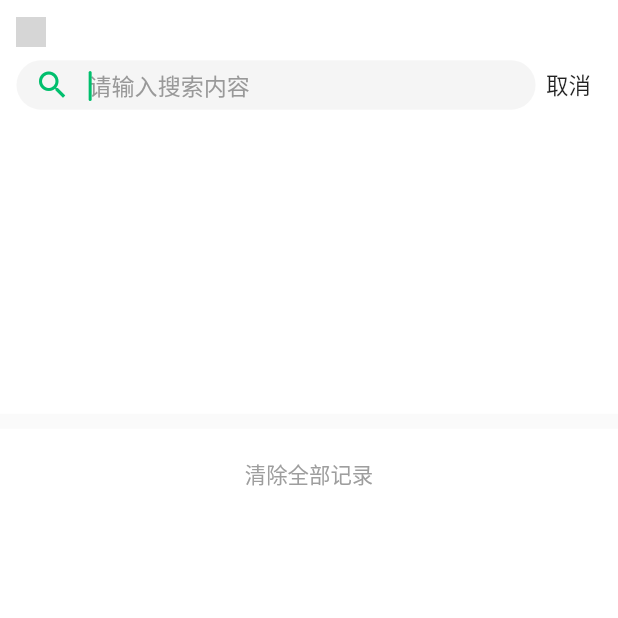
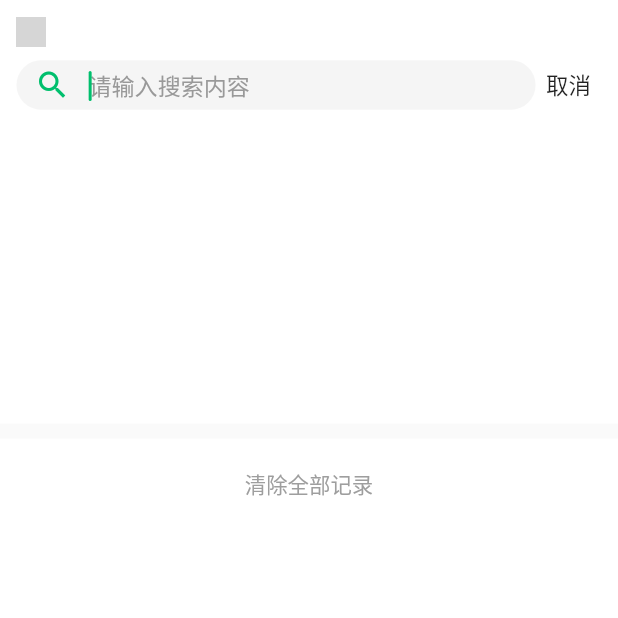
Before and after one commit to www-chao-fun/chaofun-app, a Flutter app: the SearchPage screen opened directly with empty values, on a phone screen of 412 x 824 dp, the top half of it. Run offline on Flutter 3.47's test engine with Material 2 defaults, Android fonts, the phone set to English and light mode, and no system bars; our stand-ins replace cached_network_image, connectivity, device_info, dio, fluro, flutter_easyrefresh and 19 more; missing offline and left inert: charcode, dart:ffi, extended_text, extended_text_field, extended_text_library, flutter_inappwebview and 6 more; accounts and stored records are empty; network calls fail; statements that could not run were skipped; grey boxes are pictures that could not be loaded.

Commit message:
fix: 优化搜索

```diff
--- a/lib/pages/search/search_page.dart
+++ b/lib/pages/search/search_page.dart
@@ -134,7 +134,7 @@ class _SearchPageState extends State<SearchPage> {
             (showSearch)
                 ? Container(
                     color: Colors.white,
-                    padding: EdgeInsets.only(top: ScreenUtil().setWidth(138)),
+                    padding: EdgeInsets.only(top: ScreenUtil().setWidth(150)),
                     height: ScreenUtil().setHeight(1334),
                     child: ListView(
                       shrinkWrap: true,
@@ -160,7 +160,7 @@ class _SearchPageState extends State<SearchPage> {
                               padding: EdgeInsets.only(left: 20, top: 10),
                               child: Text(
                                 '暂无搜索记录',
-                                style: TextStyle(color: Colors.grey),
+                                style: TextStyle(color: Colors.grey, fontSize: ScreenUtil().setSp(28)),
                               ),
                             );
                           }
```
